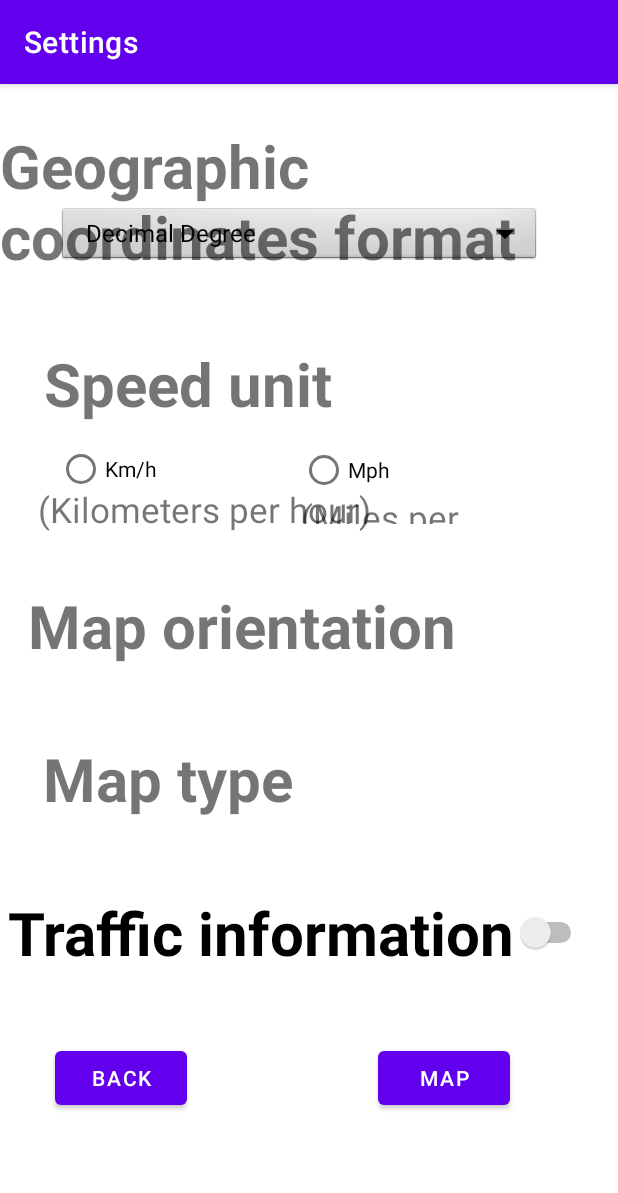
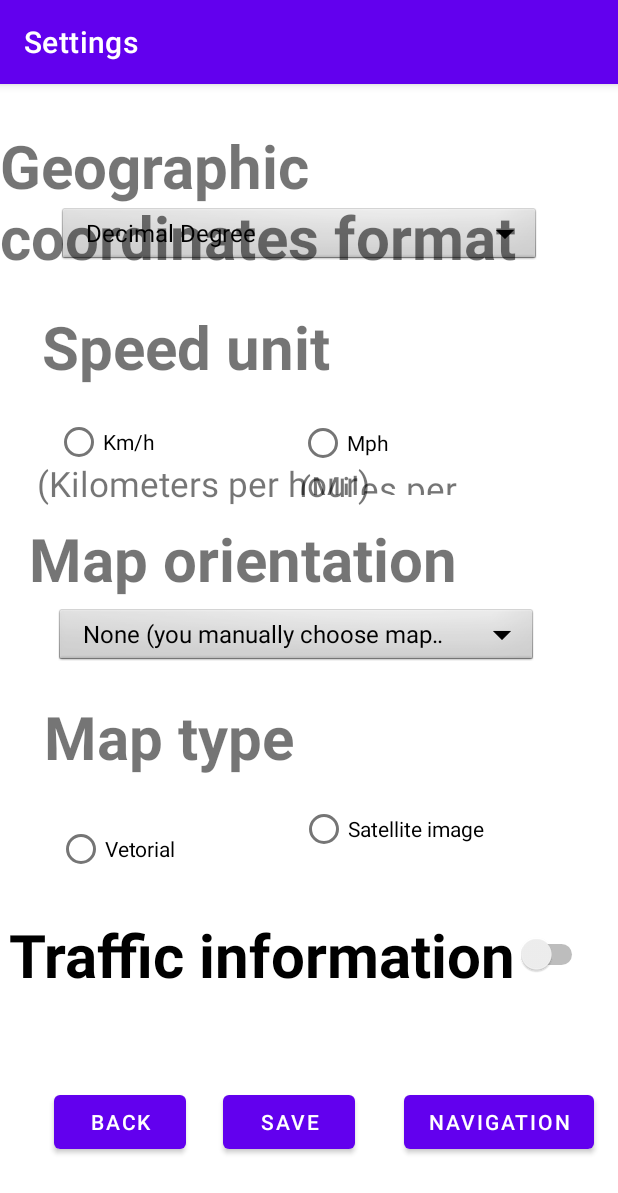
Before and after one commit to Felipanjos/A1compMobile, an Android app: the ConfigActivity screen opened directly, with no data from a screen before it, on a phone screen of 412 x 824 dp. Shown: the top 1193 px of the screen. Run offline under Robolectric (Android 15) with nearby library versions, the phone set to English and light mode, and no system bars.

Commit message:
Spinners funcionais (persistentes)

```diff
--- a/app/build.gradle
+++ b/app/build.gradle
@@ -1,5 +1,6 @@
 plugins {
     id 'com.android.application'
+    id 'com.google.android.libraries.mapsplatform.secrets-gradle-plugin'
 }
 
 android {
@@ -25,10 +26,14 @@ android {
         sourceCompatibility JavaVersion.VERSION_1_8
         targetCompatibility JavaVersion.VERSION_1_8
     }
+    buildFeatures {
+        viewBinding true
+    }
 }
 
 dependencies {
 
+    implementation 'com.google.android.gms:play-services-maps:17.0.1'
     implementation 'androidx.appcompat:appcompat:1.3.1'
     implementation 'com.google.android.material:material:1.4.0'
     implementation 'androidx.constraintlayout:constraintlayout:2.1.0'
--- a/app/src/main/java/br/unifacs/a1/ConfigActivity.java
+++ b/app/src/main/java/br/unifacs/a1/ConfigActivity.java
@@ -1,36 +1,31 @@
+
 package br.unifacs.a1;
 
 import androidx.appcompat.app.AppCompatActivity;
 
+import android.content.Context;
 import android.content.Intent;
+import android.content.SharedPreferences;
 import android.os.Bundle;
 import android.view.View;
 import android.widget.ArrayAdapter;
 import android.widget.Button;
 import android.widget.Spinner;
+import android.widget.Toast;
 
 public class ConfigActivity extends AppCompatActivity implements View.OnClickListener {
 
+    private SharedPreferences dados;
+
     @Override
     protected void onCreate(Bundle savedInstanceState) {
+        dados = getSharedPreferences("Config", Context.MODE_PRIVATE);
+
         super.onCreate(savedInstanceState);
         setContentView(R.layout.activity_config);
 
-        Button buttonConfigVoltar = (Button) findViewById(R.id.buttonConfigVoltar);
-        Button buttonConfigNavegacao = (Button) findViewById(R.id.buttonConfigNavegacao);
-        buttonConfigVoltar.setOnClickListener(this);
-        buttonConfigNavegacao.setOnClickListener(this);
-
-
-        String grau1 = getResources().getString(R.string.labelGrau1),
-                grau2 = getResources().getString(R.string.labelGrau2),
-                grau3 = getResources().getString(R.string.labelGrau3);
-
-        Spinner dropdown = findViewById(R.id.dropdown_speed2);
-
-        String[] items = new String[]{grau1, grau2, grau3};
-        ArrayAdapter<String> adapter = new ArrayAdapter<>(this, R.layout.support_simple_spinner_dropdown_item, items);
-        dropdown.setAdapter(adapter);
+        setButton();
+        setSpinner();
     }
 
     @Override
@@ -42,9 +37,74 @@ public class ConfigActivity extends AppCompatActivity implements View.OnClickLis
                 startActivity(view_mapa);
                 finish();
                 break;
+            case R.id.buttonConfigSalvar:
+                saveSpinners();
+                break;
             case R.id.buttonConfigVoltar:
                 finish();
                 break;
         }
     }
+
+    private void setButton() {
+        Button buttonConfigVoltar = (Button) findViewById(R.id.buttonConfigVoltar),
+               buttonConfigNavegacao = (Button) findViewById(R.id.buttonConfigNavegacao),
+               buttonConfigSalvar = (Button) findViewById(R.id.buttonConfigSalvar);
+        buttonConfigVoltar.setOnClickListener(this);
+        buttonConfigNavegacao.setOnClickListener(this);
+        buttonConfigSalvar.setOnClickListener(this);
+    }
+
+    private void setSpinner() {
+
+        Spinner spinnerFormato = (Spinner) findViewById(R.id.spinnerFormat),
+                spinnerOrientacao = (Spinner) findViewById(R.id.spinnerMap);
+        // Labels do spinner
+        String formato1 = getResources().getString(R.string.labelGrau1),
+                formato2 = getResources().getString(R.string.labelGrau2),
+                formato3 = getResources().getString(R.string.labelGrau3),
+                orientacao1 = getResources().getString(R.string.labelMap1),
+                orientacao2 = getResources().getString(R.string.labelMap2),
+                orientacao3 = getResources().getString(R.string.labelMap3);
+
+        // Preenchimento do spinner
+        String[] formatos = new String[]{formato1, formato2, formato3},
+                orientacoes = new String[]{orientacao1, orientacao2, orientacao3};
+
+        spinnerFormato.setAdapter(new ArrayAdapter<String>(this,
+                R.layout.support_simple_spinner_dropdown_item, formatos));
+        spinnerOrientacao.setAdapter(new ArrayAdapter<String>(this,
+                R.layout.support_simple_spinner_dropdown_item, orientacoes));
+
+        spinnerFormato.setSelection(posicaoOpcao(spinnerFormato,
+                dados.getString("Formato", formato1)));
+
+        spinnerOrientacao.setSelection(posicaoOpcao(spinnerOrientacao,
+                dados.getString("Orientacao", orientacao1)));
+    }
+
+    private void saveSpinners() {
+        Spinner spinnerFormato = (Spinner) findViewById(R.id.spinnerFormat),
+                spinnerOrientacao = (Spinner) findViewById(R.id.spinnerMap);
+        // Persistência
+        SharedPreferences.Editor editorDados = dados.edit();
+        String opcaoFormato = spinnerFormato.getSelectedItem().toString(),
+               opcaoOrientacao = spinnerOrientacao.getSelectedItem().toString();
+
+        if (editorDados != null) {
+            editorDados.putString("Formato", opcaoFormato);
+            editorDados.putString("Orientacao", opcaoOrientacao);
+            editorDados.commit();
+        }
+    }
+
+    private int posicaoOpcao(Spinner spinner, String texto) {
+
+        for (int i = 0; i < spinner.getCount(); i++) {
+            if(spinner.getItemAtPosition(i).toString().equalsIgnoreCase(texto)) {
+                return i;
+            }
+        }
+        return 0;
+    }
 }
--- a/app/src/main/java/br/unifacs/a1/GNSSActivity.java
+++ b/app/src/main/java/br/unifacs/a1/GNSSActivity.java
@@ -11,7 +11,7 @@ public class GNSSActivity extends AppCompatActivity implements View.OnClickListe
     @Override
     protected void onCreate(Bundle savedInstanceState) {
         super.onCreate(savedInstanceState);
-        setContentView(R.layout.activity_gnssactivity);
+        setContentView(R.layout.activity_gnss);
 
         Button buttonVoltar = (Button) findViewById(R.id.buttonGnssVoltar);
         buttonVoltar.setOnClickListener(this);
--- a/app/src/main/java/br/unifacs/a1/MainActivity.java
+++ b/app/src/main/java/br/unifacs/a1/MainActivity.java
@@ -13,7 +13,6 @@ public class MainActivity extends AppCompatActivity implements View.OnClickListe
     protected void onCreate(Bundle savedInstanceState) {
         super.onCreate(savedInstanceState);
         setContentView(R.layout.activity_main);
-
         setButtons();
     }
 
--- a/app/src/main/res/layout/activity_config.xml
+++ b/app/src/main/res/layout/activity_config.xml
@@ -6,8 +6,34 @@
     android:layout_height="match_parent"
     tools:context=".ConfigActivity">
 
+    <RadioButton
+        android:id="@+id/radioButton2"
+        android:layout_width="wrap_content"
+        android:layout_height="wrap_content"
+        android:layout_marginTop="80dp"
+        android:text="@string/labelSatelite"
+        app:layout_constraintBottom_toTopOf="@+id/buttonConfigNavegacao"
+        app:layout_constraintEnd_toEndOf="parent"
+        app:layout_constraintHorizontal_bias="0.482"
+        app:layout_constraintStart_toEndOf="@+id/radioButton"
+        app:layout_constraintTop_toBottomOf="@+id/spinnerMap"
+        app:layout_constraintVertical_bias="0.022" />
+
     <Spinner
-        android:id="@+id/dropdown_speed2"
+        android:id="@+id/spinnerMap"
+        android:layout_width="322dp"
+        android:layout_height="41dp"
+        android:background="@android:drawable/btn_dropdown"
+        android:spinnerMode="dropdown"
+        app:layout_constraintBottom_toBottomOf="parent"
+        app:layout_constraintEnd_toEndOf="parent"
+        app:layout_constraintHorizontal_bias="0.404"
+        app:layout_constraintStart_toStartOf="parent"
+        app:layout_constraintTop_toTopOf="parent"
+        app:layout_constraintVertical_bias="0.479" />
+
+    <Spinner
+        android:id="@+id/spinnerFormat"
         android:layout_width="322dp"
         android:layout_height="41dp"
         android:background="@android:drawable/btn_dropdown"
@@ -40,10 +66,60 @@
         android:textSize="60px"
         app:layout_constraintBottom_toBottomOf="parent"
         app:layout_constraintEnd_toEndOf="parent"
-        app:layout_constraintHorizontal_bias="0.132"
+        app:layout_constraintHorizontal_bias="0.126"
         app:layout_constraintStart_toStartOf="parent"
         app:layout_constraintTop_toTopOf="parent"
-        app:layout_constraintVertical_bias="0.242" />
+        app:layout_constraintVertical_bias="0.207" />
+
+    <TextView
+        android:id="@+id/textView4"
+        android:layout_width="wrap_content"
+        android:layout_height="wrap_content"
+        android:text="@string/msgTipoMapa"
+        android:textSize="60px"
+        app:layout_constraintBottom_toBottomOf="parent"
+        app:layout_constraintEnd_toEndOf="parent"
+        app:layout_constraintHorizontal_bias="0.12"
+        app:layout_constraintStart_toStartOf="parent"
+        app:layout_constraintTop_toTopOf="parent"
+        app:layout_constraintVertical_bias="0.571" />
+
+    <Switch
+        android:id="@+id/infoTrafego"
+        android:layout_width="wrap_content"
+        android:layout_height="wrap_content"
+        android:text="@string/msgInfoTrafego"
+        android:textSize="60px"
+        app:layout_constraintBottom_toBottomOf="parent"
+        app:layout_constraintEnd_toEndOf="parent"
+        app:layout_constraintHorizontal_bias="0.222"
+        app:layout_constraintStart_toStartOf="parent"
+        app:layout_constraintTop_toTopOf="parent"
+        app:layout_constraintVertical_bias="0.775" />
+
+    <RadioButton
+        android:id="@+id/radioKm"
+        android:layout_width="wrap_content"
+        android:layout_height="wrap_content"
+        android:text="Km/h"
+        app:layout_constraintBottom_toBottomOf="parent"
+        app:layout_constraintEnd_toEndOf="parent"
+        app:layout_constraintHorizontal_bias="0.107"
+        app:layout_constraintStart_toStartOf="parent"
+        app:layout_constraintTop_toTopOf="parent"
+        app:layout_constraintVertical_bias="0.298" />
+
+    <RadioButton
+        android:id="@+id/radioMph"
+        android:layout_width="75dp"
+        android:layout_height="49dp"
+        android:text="Mph"
+        app:layout_constraintBottom_toBottomOf="parent"
+        app:layout_constraintEnd_toEndOf="parent"
+        app:layout_constraintHorizontal_bias="0.592"
+        app:layout_constraintStart_toStartOf="parent"
+        app:layout_constraintTop_toTopOf="parent"
+        app:layout_constraintVertical_bias="0.299" />
 
     <TextView
         android:id="@+id/textView13"
@@ -53,60 +129,10 @@
         android:textSize="35px"
         app:layout_constraintBottom_toBottomOf="parent"
         app:layout_constraintEnd_toEndOf="parent"
-        app:layout_constraintHorizontal_bias="0.735"
+        app:layout_constraintHorizontal_bias="0.731"
         app:layout_constraintStart_toStartOf="parent"
         app:layout_constraintTop_toTopOf="parent"
-        app:layout_constraintVertical_bias="0.365" />
-
-    <TextView
-        android:id="@+id/textView4"
-        android:layout_width="wrap_content"
-        android:layout_height="wrap_content"
-        android:text="@string/msgTipoMapa"
-        android:textSize="60px"
-        app:layout_constraintBottom_toBottomOf="parent"
-        app:layout_constraintEnd_toEndOf="parent"
-        app:layout_constraintHorizontal_bias="0.117"
-        app:layout_constraintStart_toStartOf="parent"
-        app:layout_constraintTop_toTopOf="parent"
-        app:layout_constraintVertical_bias="0.611" />
-
-    <RadioButton
-        android:id="@+id/radioMph"
-        android:layout_width="75dp"
-        android:layout_height="49dp"
-        android:text="Mph"
-        app:layout_constraintBottom_toBottomOf="parent"
-        app:layout_constraintEnd_toEndOf="parent"
-        app:layout_constraintHorizontal_bias="0.595"
-        app:layout_constraintStart_toStartOf="parent"
-        app:layout_constraintTop_toTopOf="parent"
-        app:layout_constraintVertical_bias="0.324" />
-
-    <Switch
-        android:id="@+id/infoTrafego"
-        android:layout_width="wrap_content"
-        android:layout_height="wrap_content"
-        android:text="@string/msgInfoTrafego"
-        android:textSize="60px"
-        app:layout_constraintBottom_toBottomOf="parent"
-        app:layout_constraintEnd_toEndOf="parent"
-        app:layout_constraintHorizontal_bias="0.216"
-        app:layout_constraintStart_toStartOf="parent"
-        app:layout_constraintTop_toTopOf="parent"
-        app:layout_constraintVertical_bias="0.754" />
-
-    <RadioButton
-        android:id="@+id/radioKm"
-        android:layout_width="wrap_content"
-        android:layout_height="wrap_content"
-        android:text="Km/h"
-        app:layout_constraintBottom_toBottomOf="parent"
-        app:layout_constraintEnd_toEndOf="parent"
-        app:layout_constraintHorizontal_bias="0.11"
-        app:layout_constraintStart_toStartOf="parent"
-        app:layout_constraintTop_toTopOf="parent"
-        app:layout_constraintVertical_bias="0.323" />
+        app:layout_constraintVertical_bias="0.34" />
 
     <TextView
         android:id="@+id/textView12"
@@ -116,10 +142,10 @@
         android:textSize="35px"
         app:layout_constraintBottom_toBottomOf="parent"
         app:layout_constraintEnd_toEndOf="parent"
-        app:layout_constraintHorizontal_bias="0.133"
+        app:layout_constraintHorizontal_bias="0.13"
         app:layout_constraintStart_toStartOf="parent"
         app:layout_constraintTop_toTopOf="parent"
-        app:layout_constraintVertical_bias="0.364" />
+        app:layout_constraintVertical_bias="0.34" />
 
     <TextView
         android:id="@+id/textView3"
@@ -129,10 +155,10 @@
         android:textSize="60px"
         app:layout_constraintBottom_toBottomOf="parent"
         app:layout_constraintEnd_toEndOf="parent"
-        app:layout_constraintHorizontal_bias="0.149"
+        app:layout_constraintHorizontal_bias="0.153"
         app:layout_constraintStart_toStartOf="parent"
         app:layout_constraintTop_toTopOf="parent"
-        app:layout_constraintVertical_bias="0.468" />
+        app:layout_constraintVertical_bias="0.405" />
 
     <Button
         android:id="@+id/buttonConfigVoltar"
@@ -141,21 +167,46 @@
         android:text="@string/labelVoltar"
         app:layout_constraintBottom_toBottomOf="parent"
         app:layout_constraintEnd_toEndOf="parent"
-        app:layout_constraintHorizontal_bias="0.114"
+        app:layout_constraintHorizontal_bias="0.111"
         app:layout_constraintStart_toStartOf="parent"
         app:layout_constraintTop_toTopOf="parent"
-        app:layout_constraintVertical_bias="0.887" />
+        app:layout_constraintVertical_bias="0.928" />
 
     <Button
         android:id="@+id/buttonConfigNavegacao"
         android:layout_width="wrap_content"
         android:layout_height="wrap_content"
-        android:text="@string/labelMap"
+        android:text="@string/labelNavegacao"
         app:layout_constraintBottom_toBottomOf="parent"
         app:layout_constraintEnd_toEndOf="parent"
-        app:layout_constraintHorizontal_bias="0.777"
+        app:layout_constraintHorizontal_bias="0.943"
         app:layout_constraintStart_toStartOf="parent"
         app:layout_constraintTop_toTopOf="parent"
-        app:layout_constraintVertical_bias="0.887" />
+        app:layout_constraintVertical_bias="0.928" />
+
+    <RadioButton
+        android:id="@+id/radioButton"
+        android:layout_width="wrap_content"
+        android:layout_height="wrap_content"
+        android:layout_marginTop="24dp"
+        android:text="@string/labelVetorial"
+        app:layout_constraintBottom_toTopOf="@+id/buttonConfigVoltar"
+        app:layout_constraintEnd_toEndOf="parent"
+        app:layout_constraintHorizontal_bias="0.114"
+        app:layout_constraintStart_toStartOf="parent"
+        app:layout_constraintTop_toBottomOf="@+id/textView4"
+        app:layout_constraintVertical_bias="0.0" />
+
+    <Button
+        android:id="@+id/buttonConfigSalvar"
+        android:layout_width="wrap_content"
+        android:layout_height="wrap_content"
+        android:text="@string/labelSalvar"
+        app:layout_constraintBottom_toBottomOf="parent"
+        app:layout_constraintEnd_toStartOf="@+id/buttonConfigNavegacao"
+        app:layout_constraintHorizontal_bias="0.428"
+        app:layout_constraintStart_toEndOf="@+id/buttonConfigVoltar"
+        app:layout_constraintTop_toBottomOf="@+id/spinnerMap"
+        app:layout_constraintVertical_bias="0.842" />
 
 </androidx.constraintlayout.widget.ConstraintLayout>
--- a/app/src/main/res/layout/activity_credit.xml
+++ b/app/src/main/res/layout/activity_credit.xml
@@ -31,8 +31,10 @@
         android:text="@string/labelDev"
         app:layout_constraintBottom_toBottomOf="parent"
         app:layout_constraintEnd_toEndOf="parent"
+        app:layout_constraintHorizontal_bias="1.0"
         app:layout_constraintStart_toStartOf="parent"
-        app:layout_constraintTop_toTopOf="parent" />
+        app:layout_constraintTop_toTopOf="parent"
+        app:layout_constraintVertical_bias="0.0" />
 
     <TextView
         android:id="@+id/textView8"
--- a/app/src/main/res/values/strings.xml
+++ b/app/src/main/res/values/strings.xml
@@ -1,6 +1,5 @@
 <resources>
     <string name="app_name">A1</string>
-    <string name="labelMap">Map</string>
     <string name="labelCreditos">Credits</string>
     <string name="labelConfig">Settings</string>
     <string name="labelInicio">Main</string>
@@ -21,4 +20,10 @@
     <string name="labelGrau2">Grau-Minuto decimal</string>
     <string name="labelGrau3">Grau-Minuto-Segundo decimal</string>
     <string name="labelNavegacao">Navigation</string>
+    <string name="labelVetorial">Vetorial</string>
+    <string name="labelSatelite">Satellite image</string>
+    <string name="labelMap1">None (you manually choose map orientation)</string>
+    <string name="labelMap2">North up(map north aligned with device top)</string>
+    <string name="labelMap3">Course up (map top aligned with travelling direction)</string>
+    <string name="labelSalvar">Save</string>
 </resources>
--- a/build.gradle
+++ b/build.gradle
@@ -6,8 +6,9 @@ buildscript {
     }
     dependencies {
         classpath "com.android.tools.build:gradle:7.0.0"
+        classpath "com.google.android.libraries.mapsplatform.secrets-gradle-plugin:secrets-gradle-plugin:2.0.0"
 
-        // NOTE: Do not place your application dependencies here; they belong
+    // NOTE: Do not place your application dependencies here; they belong
         // in the individual module build.gradle files
     }
 }
```
Also changed, not shown: app/src/main/AndroidManifest.xml (+4 -3 lines), app/src/main/res/drawable/ic_baseline_map_24.xml (deleted, +0 -10 lines), app/src/main/res/layout/activity_main.xml (+75 -59 lines), app/src/main/res/layout/activity_navegacao.xml (+14 -13 lines), app/src/main/res/layout/activity_gnss.xml (renamed from app/src/main/res/layout/activity_gnssactivity.xml), 1 other file.
